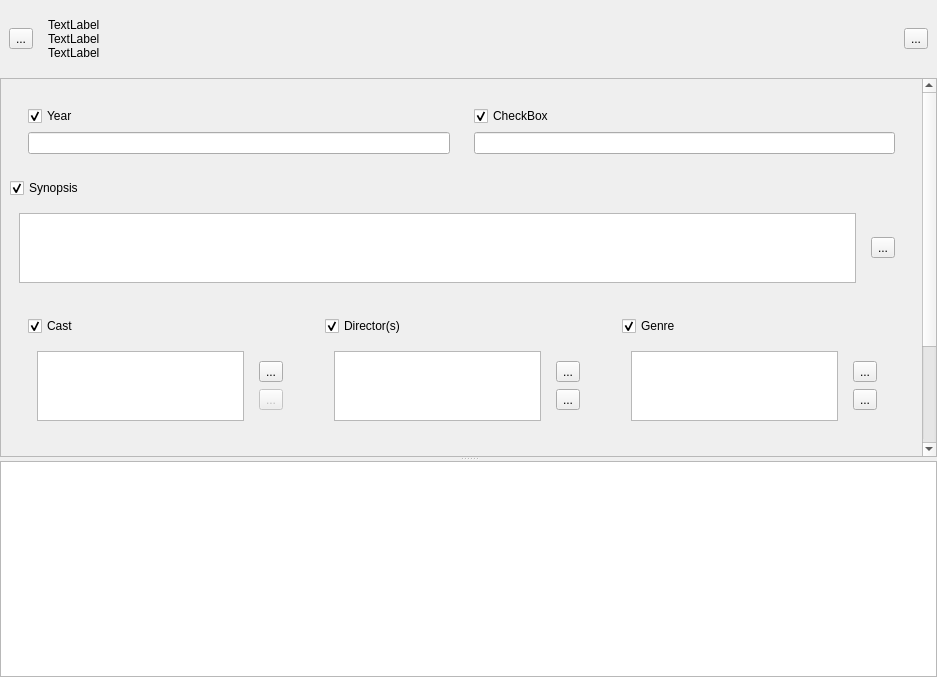
Old version of the form src/panelview.ui in the repository app211/jaqet.
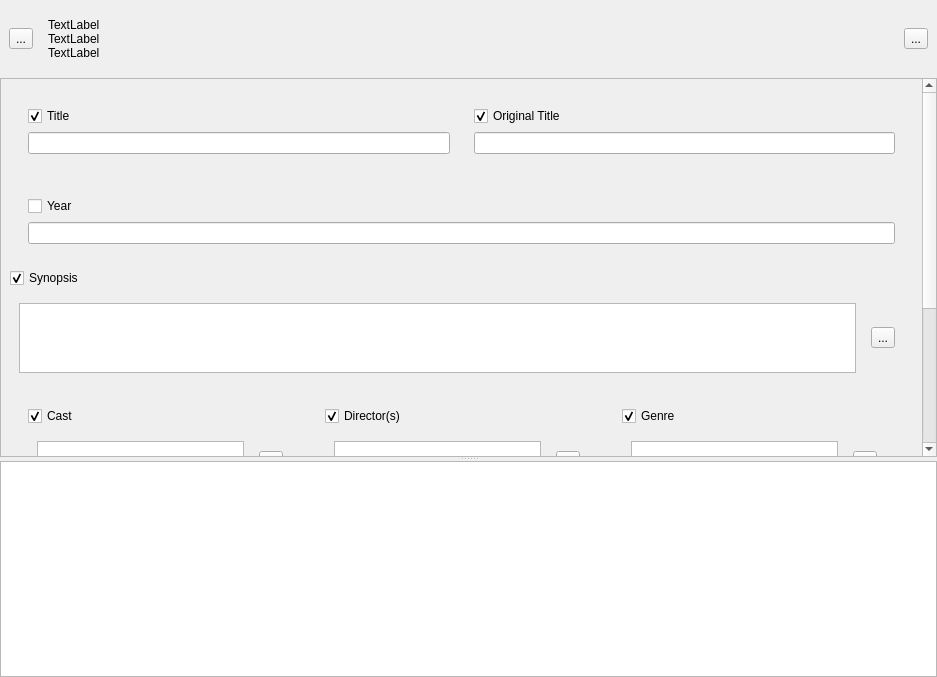
New version of the form. Icons and pictures are not drawn. Custom widgets are drawn as their Qt base class.

What changed in the file:
```diff
--- a/src/panelview.ui
+++ b/src/panelview.ui
@@ -158,7 +158,7 @@
                 <x>0</x>
                 <y>0</y>
                 <width>917</width>
-                <height>549</height>
+                <height>646</height>
                </rect>
               </property>
               <layout class="QVBoxLayout" name="verticalLayout_4">
@@ -177,7 +177,7 @@
                      <item>
                       <widget class="CheckLock" name="checkBox_3">
                        <property name="text">
-                        <string>Year</string>
+                        <string>Title</string>
                        </property>
                        <property name="checked">
                         <bool>true</bool>
@@ -196,7 +196,7 @@
                      <item>
                       <widget class="CheckLock" name="checkBox_5">
                        <property name="text">
-                        <string>CheckBox</string>
+                        <string>Original Title</string>
                        </property>
                        <property name="checked">
                         <bool>true</bool>
@@ -212,6 +212,34 @@
                  </layout>
                 </widget>
                </item>
+               <item>
+                <widget class="QWidget" name="widget_25" native="true">
+                 <property name="minimumSize">
+                  <size>
+                   <width>0</width>
+                   <height>0</height>
+                  </size>
+                 </property>
+                 <layout class="QHBoxLayout" name="horizontalLayout_11">
+                  <item>
+                   <widget class="QWidget" name="widget_26" native="true">
+                    <layout class="QVBoxLayout" name="verticalLayout_20">
+                     <item>
+                      <widget class="CheckLock" name="checkBox_2">
+                       <property name="text">
+                        <string>Year</string>
+                       </property>
+                      </widget>
+                     </item>
+                     <item>
+                      <widget class="QLineEdit" name="lineEdit_3"/>
+                     </item>
+                    </layout>
+                   </widget>
+                  </item>
+                 </layout>
+                </widget>
+               </item>
                <item>
                 <widget class="CheckLock" name="checkBoxLockSynopsis">
                  <property name="text">
```
